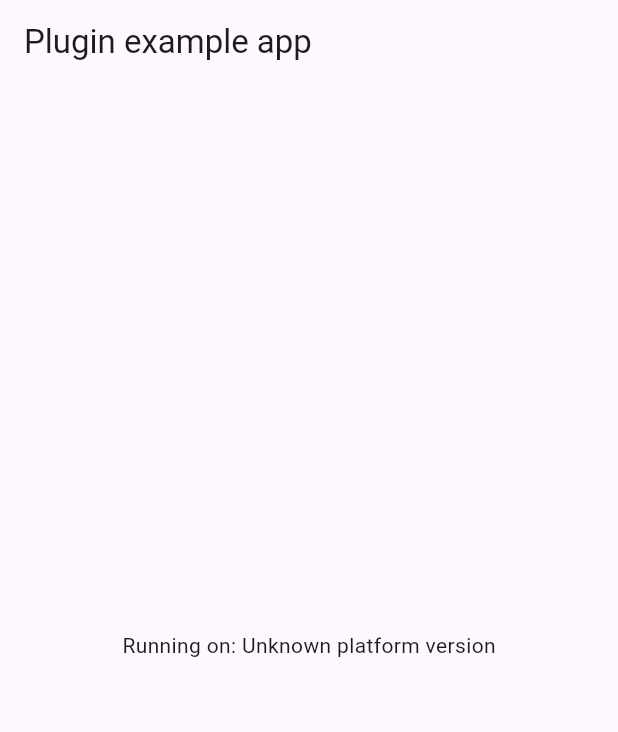
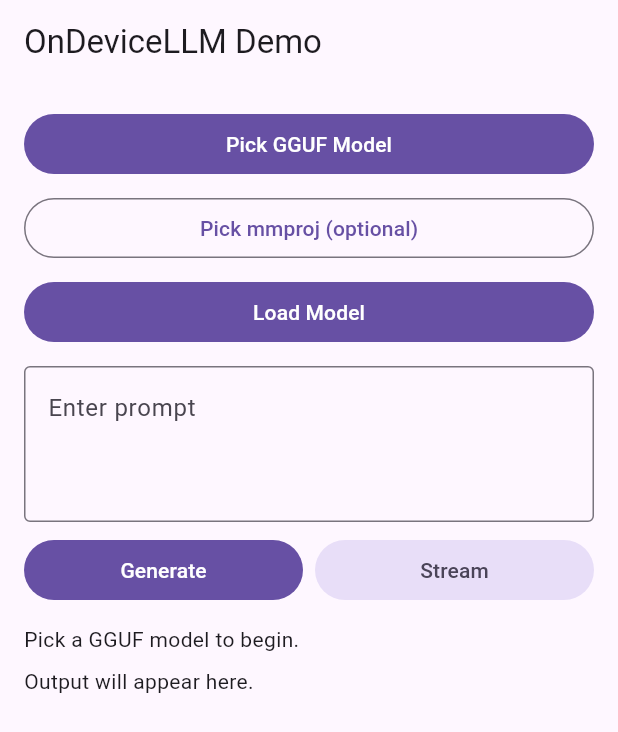
Before and after one commit to sucvijay/on_device_llm_flutter, a Flutter app: the screen it shows after launch, on a phone screen of 412 x 824 dp. Shown: the top 732 px of the screen. Run offline on Flutter 3.47's test engine with Material 3 defaults, Android fonts, the phone set to English and light mode, and no system bars; our stand-ins replace file_picker, plugin_platform_interface; missing offline and left inert: dart:ffi.

Commit message:
Add runnable example demo with file picker and streaming
Co-authored-by: sucvijay <112871288+sucvijay@users.noreply.github.com>

```diff
--- a/example/lib/main.dart
+++ b/example/lib/main.dart
@@ -1,58 +1,183 @@
+import 'package:file_picker/file_picker.dart';
 import 'package:flutter/material.dart';
-import 'dart:async';
-
-import 'package:flutter/services.dart';
 import 'package:on_device_llm/on_device_llm.dart';
 
 void main() {
-  runApp(const MyApp());
+  runApp(const DemoApp());
 }
 
-class MyApp extends StatefulWidget {
-  const MyApp({super.key});
+class DemoApp extends StatelessWidget {
+  const DemoApp({super.key});
 
   @override
-  State<MyApp> createState() => _MyAppState();
+  Widget build(BuildContext context) {
+    return const MaterialApp(home: DemoHomePage());
+  }
 }
 
-class _MyAppState extends State<MyApp> {
-  String _platformVersion = 'Unknown';
-  final _onDeviceLlmPlugin = OnDeviceLlm();
+class DemoHomePage extends StatefulWidget {
+  const DemoHomePage({super.key});
 
   @override
-  void initState() {
-    super.initState();
-    initPlatformState();
+  State<DemoHomePage> createState() => _DemoHomePageState();
+}
+
+class _DemoHomePageState extends State<DemoHomePage> {
+  final OnDeviceLlm _llm = OnDeviceLlm();
+  final TextEditingController _promptController = TextEditingController();
+
+  String? _modelPath;
+  String? _mmprojPath;
+  String _output = '';
+  String _status = 'Pick a GGUF model to begin.';
+
+  @override
+  void dispose() {
+    _promptController.dispose();
+    _llm.close();
+    super.dispose();
   }
 
-  // Platform messages are asynchronous, so we initialize in an async method.
-  Future<void> initPlatformState() async {
-    String platformVersion;
-    // Platform messages may fail, so we use a try/catch PlatformException.
-    // We also handle the message potentially returning null.
-    try {
-      platformVersion =
-          await _onDeviceLlmPlugin.getPlatformVersion() ?? 'Unknown platform version';
-    } on PlatformException {
-      platformVersion = 'Failed to get platform version.';
+  Future<void> _pickModel() async {
+    final result = await FilePicker.platform.pickFiles(type: FileType.any);
+    final path = result?.files.single.path;
+    if (path == null || !mounted) return;
+    setState(() {
+      _modelPath = path;
+      _status = 'Model selected.';
+    });
+  }
+
+  Future<void> _pickMmproj() async {
+    final result = await FilePicker.platform.pickFiles(type: FileType.any);
+    final path = result?.files.single.path;
+    if (path == null || !mounted) return;
+    setState(() {
+      _mmprojPath = path;
+      _status = 'mmproj selected.';
+    });
+  }
+
+  Future<void> _loadModel() async {
+    final modelPath = _modelPath;
+    if (modelPath == null) {
+      setState(() => _status = 'Please pick a GGUF model first.');
+      return;
     }
 
-    // If the widget was removed from the tree while the asynchronous platform
-    // message was in flight, we want to discard the reply rather than calling
-    // setState to update our non-existent appearance.
+    setState(() => _status = 'Loading model...');
+    final loaded = await _llm.load(modelPath, mmprojPath: _mmprojPath);
+    if (!mounted) return;
+    setState(() {
+      _status = loaded ? 'Model loaded.' : 'Failed to load model.';
+    });
+  }
+
+  Future<void> _generate() async {
+    final prompt = _promptController.text.trim();
+    if (prompt.isEmpty) {
+      setState(() => _status = 'Enter a prompt first.');
+      return;
+    }
+
+    setState(() {
+      _status = 'Generating...';
+      _output = '';
+    });
+
+    final response = await _llm.generate(prompt);
     if (!mounted) return;
 
     setState(() {
-      _platformVersion = platformVersion;
+      _output = response ?? '';
+      _status = 'Generate complete.';
+    });
+  }
+
+  Future<void> _streamGenerate() async {
+    final prompt = _promptController.text.trim();
+    if (prompt.isEmpty) {
+      setState(() => _status = 'Enter a prompt first.');
+      return;
+    }
+
+    setState(() {
+      _status = 'Streaming...';
+      _output = '';
+    });
+
+    await for (final chunk in _llm.streamGenerate(prompt)) {
+      if (!mounted) return;
+      setState(() {
+        _output += chunk;
+      });
+    }
+
+    if (!mounted) return;
+    setState(() {
+      _status = 'Streaming complete.';
     });
   }
 
   @override
   Widget build(BuildContext context) {
-    return MaterialApp(
-      home: Scaffold(
-        appBar: AppBar(title: const Text('Plugin example app')),
-        body: Center(child: Text('Running on: $_platformVersion\n')),
+    return Scaffold(
+      appBar: AppBar(title: const Text('OnDeviceLLM Demo')),
+      body: Padding(
+        padding: const EdgeInsets.all(16),
+        child: Column(
+          crossAxisAlignment: CrossAxisAlignment.stretch,
+          children: <Widget>[
+            FilledButton(
+              onPressed: _pickModel,
+              child: Text(_modelPath == null ? 'Pick GGUF Model' : 'Model: $_modelPath'),
+            ),
+            const SizedBox(height: 8),
+            OutlinedButton(
+              onPressed: _pickMmproj,
+              child: Text(
+                _mmprojPath == null ? 'Pick mmproj (optional)' : 'mmproj: $_mmprojPath',
+              ),
+            ),
+            const SizedBox(height: 8),
+            FilledButton(onPressed: _loadModel, child: const Text('Load Model')),
+            const SizedBox(height: 12),
+            TextField(
+              controller: _promptController,
+              decoration: const InputDecoration(
+                border: OutlineInputBorder(),
+                hintText: 'Enter prompt',
+              ),
+              maxLines: 3,
+            ),
+            const SizedBox(height: 8),
+            Row(
+              children: <Widget>[
+                Expanded(
+                  child: FilledButton(
+                    onPressed: _generate,
+                    child: const Text('Generate'),
+                  ),
+                ),
+                const SizedBox(width: 8),
+                Expanded(
+                  child: FilledButton.tonal(
+                    onPressed: _streamGenerate,
+                    child: const Text('Stream'),
+                  ),
+                ),
+              ],
+            ),
+            const SizedBox(height: 12),
+            Text(_status),
+            const SizedBox(height: 8),
+            Expanded(
+              child: SingleChildScrollView(
+                child: SelectableText(_output.isEmpty ? 'Output will appear here.' : _output),
+              ),
+            ),
+          ],
+        ),
       ),
     );
   }
--- a/example/pubspec.yaml
+++ b/example/pubspec.yaml
@@ -28,6 +28,7 @@ dependencies:
   # The following adds the Cupertino Icons font to your application.
   # Use with the CupertinoIcons class for iOS style icons.
   cupertino_icons: ^1.0.8
+  file_picker: ^10.3.10
 
 dev_dependencies:
   integration_test:
```
